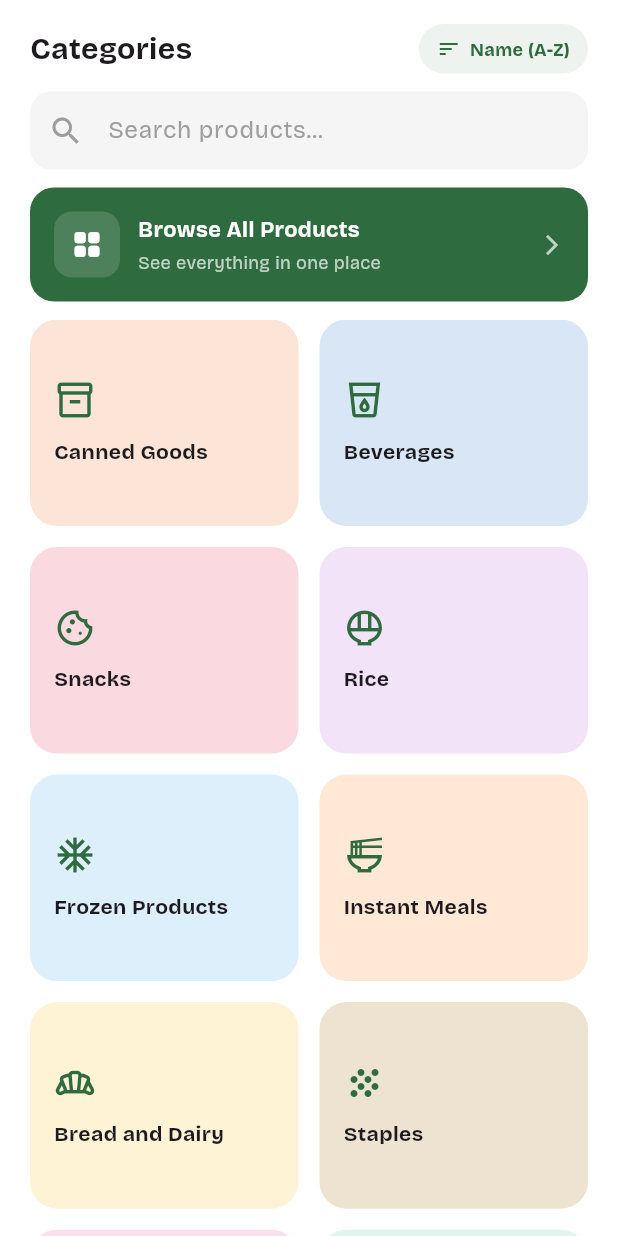
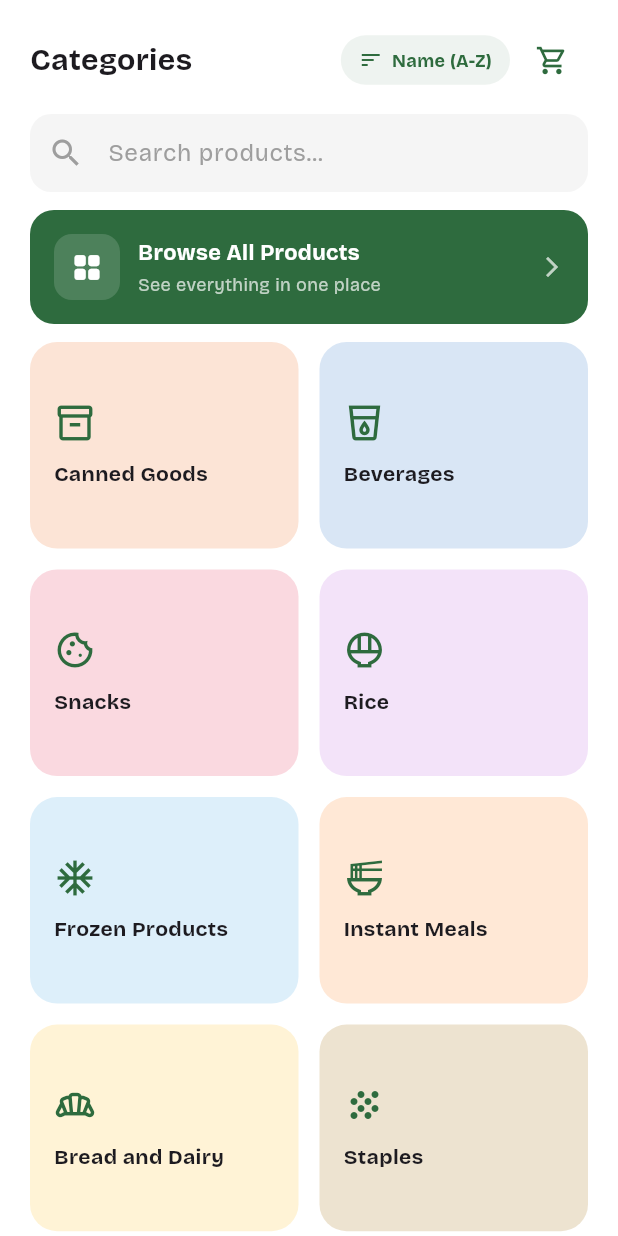
Before and after one commit to letigioeldefonsojr-del/alamres-mobile-app, a Flutter app: the CategoriesPlaceholderTab screen opened directly, on a phone screen of 412 x 824 dp. Run offline on Flutter 3.47's test engine with Material 3 defaults, Android fonts, the light colour scheme and no system bars; our stand-ins replace cloud_firestore, firebase_auth, firebase_core, flutter_local_notifications, flutter_map, geolocator and 7 more; missing offline and left inert: onesignal_flutter; accounts and stored records are empty; project files that could hold a hidden picture were left out.

Commit message:
added some required features

```diff
--- a/lib/screens/customer/all_products_screen.dart
+++ b/lib/screens/customer/all_products_screen.dart
@@ -4,6 +4,7 @@ import 'package:cloud_firestore/cloud_firestore.dart';
 import '../../core/cart_helpers.dart';
 import '../../core/product_helpers.dart';
 import '../../core/search_helpers.dart';
+import '../../widgets/cart_icon_button.dart';
 import '../../widgets/product_card.dart';
 
 class AllProductsScreen extends StatefulWidget {
@@ -88,6 +89,7 @@ class _AllProductsScreenState extends State<AllProductsScreen> {
             icon: const Icon(Icons.sort),
             tooltip: 'Sort',
           ),
+          const CartIconButton(),
         ],
       ),
       body: Column(
--- a/lib/screens/customer/categories_tab.dart
+++ b/lib/screens/customer/categories_tab.dart
@@ -6,6 +6,7 @@ import '../../core/cart_helpers.dart';
 import '../../core/constants.dart';
 import '../../core/product_helpers.dart';
 import '../../core/search_helpers.dart';
+import '../../widgets/cart_icon_button.dart';
 import '../../widgets/product_card.dart';
 import 'all_products_screen.dart';
 import 'category_products_screen.dart';
@@ -140,6 +141,11 @@ class _CategoriesPlaceholderTabState extends State<CategoriesPlaceholderTab> {
                           ],
                         ),
                       ),
+                    ),
+                    const SizedBox(width: 4),
+                    CartIconButton(
+                      color: primaryGreen,
+                      badgeBorderColor: Colors.white,
                     ),
                   ],
                 ),
--- a/lib/screens/customer/category_products_screen.dart
+++ b/lib/screens/customer/category_products_screen.dart
@@ -3,6 +3,7 @@ import 'package:flutter/material.dart';
 import 'package:cloud_firestore/cloud_firestore.dart';
 import '../../core/cart_helpers.dart';
 import '../../core/product_helpers.dart';
+import '../../widgets/cart_icon_button.dart';
 import '../../widgets/product_card.dart';
 
 class CategoryProductsScreen extends StatefulWidget {
@@ -83,6 +84,7 @@ class _CategoryProductsScreenState extends State<CategoryProductsScreen> {
             icon: const Icon(Icons.sort),
             tooltip: 'Sort',
           ),
+          const CartIconButton(),
         ],
       ),
       body: StreamBuilder<QuerySnapshot<Map<String, dynamic>>>(
--- a/lib/screens/customer/featured_products_screen.dart
+++ b/lib/screens/customer/featured_products_screen.dart
@@ -1,6 +1,7 @@
 import 'package:flutter/material.dart';
 import 'package:cloud_firestore/cloud_firestore.dart';
 import '../../core/cart_helpers.dart';
+import '../../widgets/cart_icon_button.dart';
 import '../../widgets/product_card.dart';
 import 'all_products_screen.dart';
 
@@ -41,6 +42,7 @@ class FeaturedProductsScreen extends StatelessWidget {
               ),
             ),
           ),
+          const CartIconButton(),
         ],
       ),
       body: StreamBuilder<QuerySnapshot<Map<String, dynamic>>>(
--- /dev/null
+++ b/lib/widgets/cart_icon_button.dart
@@ -0,0 +1,59 @@
+import 'package:flutter/material.dart';
+import 'cart_badge.dart';
+import '../screens/customer/cart_screen.dart';
+
+/// A small reusable "go to cart" button with a live item-count badge - used
+/// on every main browsing screen (Categories tab, product listings) so the
+/// cart is always one tap away, the same way Home's own header cart icon
+/// works.
+///
+/// Deliberately NOT wired to cart_fly_anchor.dart's `cartIconKey` - that key
+/// is reserved specifically for Home's icon as the "fly to cart" add-to-cart
+/// animation's primary landing target. Screens using this widget instead
+/// just fall back to that animation's generic top-right landing spot, which
+/// is fine since this button's only job is reliable navigation to the cart,
+/// not being an animation target.
+class CartIconButton extends StatelessWidget {
+  // White for use on the app's green AppBars/headers, primaryGreen for use
+  // on a white background (e.g. the Categories tab's own header).
+  final Color color;
+  // The badge's thin outline - should match whatever background the badge
+  // is sitting on top of, same reasoning as the ring around Home's badge.
+  final Color badgeBorderColor;
+
+  const CartIconButton({
+    super.key,
+    this.color = Colors.white,
+    this.badgeBorderColor = const Color(0xFF2E6B3E),
+  });
+
+  @override
+  Widget build(BuildContext context) {
+    return IconButton(
+      tooltip: 'Cart',
+      onPressed: () {
+        Navigator.push(
+          context,
+          MaterialPageRoute(builder: (context) => const CartScreen()),
+        );
+      },
+      icon: SizedBox(
+        width: 26,
+        height: 26,
+        child: Stack(
+          clipBehavior: Clip.none,
+          children: [
+            Center(
+              child: Icon(Icons.shopping_cart_outlined, color: color, size: 22),
+            ),
+            Positioned(
+              top: -4,
+              right: -6,
+              child: CartBadge(borderColor: badgeBorderColor),
+            ),
+          ],
+        ),
+      ),
+    );
+  }
+}
```
Also changed, not shown: lib/widgets/cart_badge.dart (+7 -2 lines).
